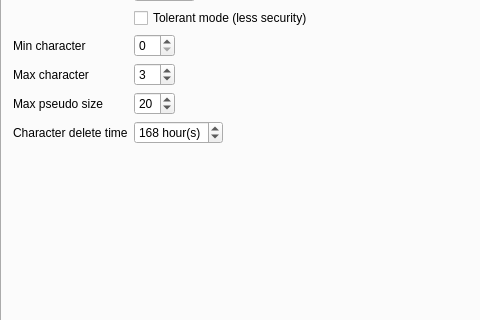
The window that server/MainWindow.ui (alphaonex86/CatchChallenger) describes before a commit, drawn with Qt 5; both pictures show x 0 to 480 and y 195 to 515 of the 800 by 600 pixel window.
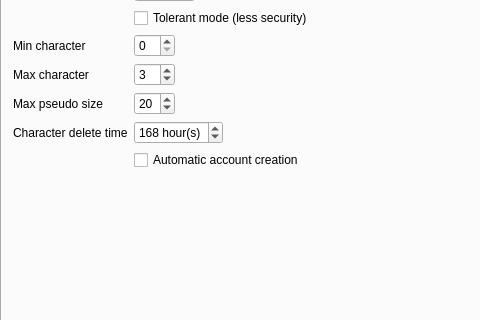
The same window after the commit. Icons and pictures are not drawn.

Commit message: [Change] Finish the account and characters split (client,server,shared lib)

Diff of the .ui file:
```diff
--- a/server/MainWindow.ui
+++ b/server/MainWindow.ui
@@ -349,6 +349,13 @@
           </property>
          </widget>
         </item>
+        <item row="13" column="1">
+         <widget class="QCheckBox" name="automatic_account_creation">
+          <property name="text">
+           <string>Automatic account creation</string>
+          </property>
+         </widget>
+        </item>
        </layout>
       </widget>
       <widget class="QWidget" name="city">
```
Left out of the diff: 7 changed lines with no effect on the pictures. The commit also changes 22 other files.
